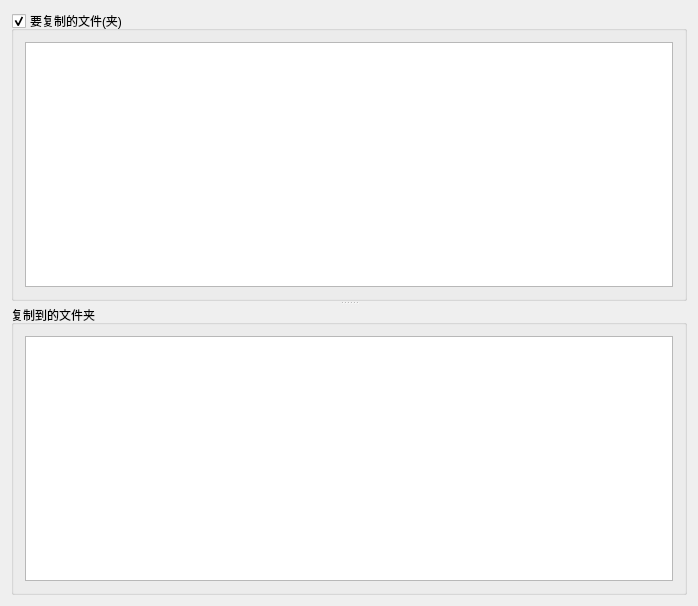
Old version of the form copypage.ui in the repository xin0111/CopyFiles.
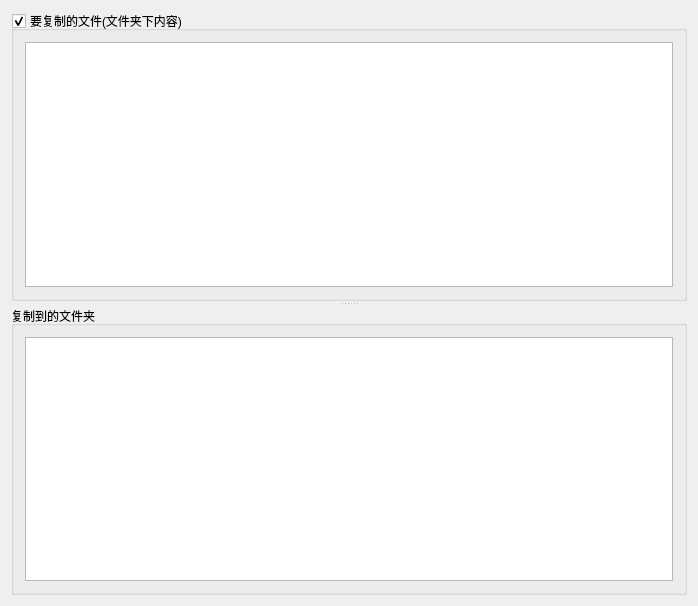
New version of the form. Custom widgets are drawn as their Qt base class.

```diff
--- a/copypage.ui
+++ b/copypage.ui
@@ -19,6 +19,9 @@
      <property name="orientation">
       <enum>Qt::Vertical</enum>
      </property>
+     <property name="handleWidth">
+      <number>5</number>
+     </property>
      <widget class="QGroupBox" name="groupBox_From">
       <property name="enabled">
        <bool>true</bool>
@@ -30,7 +33,7 @@
        </size>
       </property>
       <property name="title">
-       <string>要复制的文件(夹)</string>
+       <string>要复制的文件(文件夹下内容)</string>
       </property>
       <property name="flat">
        <bool>false</bool>
```
